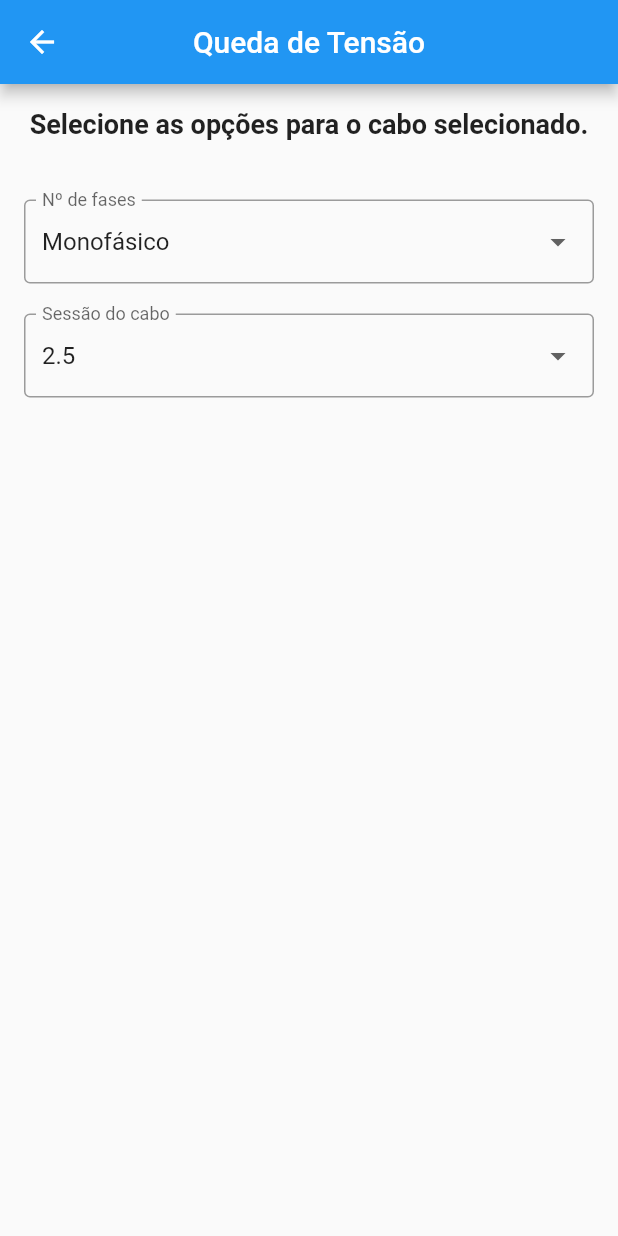
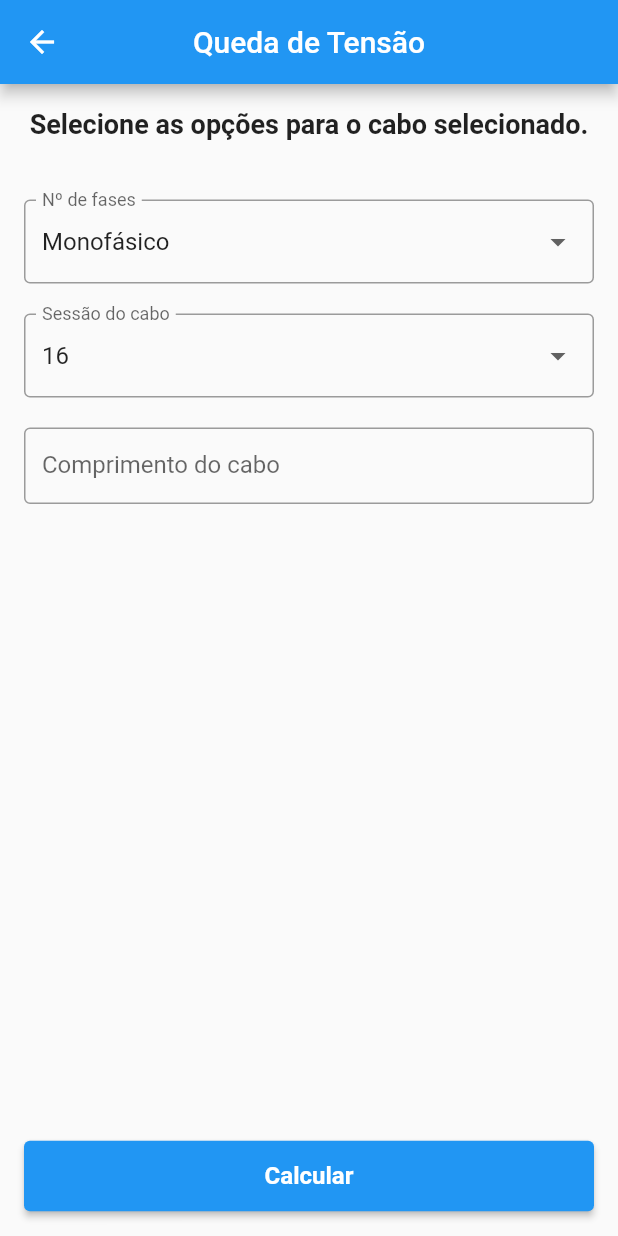
Before and after one commit to Henrique523/queda_tensao, a Flutter app: the screen it shows after launch, after a tap on "Selecionar", after a tap on "Próximo", on a phone screen of 412 x 824 dp. Run offline on Flutter 3.47's test engine with Material 2 defaults, Android fonts, the phone set to English and light mode, and no system bars.

Commit message:
continua desenvolvimento do app

```diff
--- a/lib/data/cables/aluminium.dart
+++ b/lib/data/cables/aluminium.dart
@@ -1,6 +1,6 @@
 import 'dart:math';
 
-final num cupperResistivity = 2.82 * pow(10, -8);
+final num alluminiumResistivity = 2.82 * pow(10, -8);
 
 final List<Map<String, dynamic>> infoDiameterCables = [
   {
--- a/lib/pages/cable_info.dart
+++ b/lib/pages/cable_info.dart
@@ -6,11 +6,31 @@ import 'package:queda_tensao/data/cables/aluminium.dart' as alluminium;
 import 'package:queda_tensao/data/cables/cupper.dart' as cupper;
 import 'package:queda_tensao/providers/calc_data.dart';
 
-class CableInfo extends StatelessWidget {
+class CableInfo extends StatefulWidget {
+  @override
+  _CableInfoState createState() => _CableInfoState();
+}
+
+class _CableInfoState extends State<CableInfo> {
+  bool _isLoading = false;
+
   List<String> cableSections(BuildContext context) {
     return Provider.of<CalcData>(context).cableType == CableType.CUPPER
-      ? alluminium.infoDiameterCables.map((item) => item['diameter'].toString()).toList()
-      : cupper.infoDiameterCables.map((item) => item['diameter'].toString()).toList();
+        ? cupper.infoDiameterCables
+            .map((item) => item['diameter'].toString())
+            .toList()
+        : alluminium.infoDiameterCables
+            .map((item) => item['diameter'].toString())
+            .toList();
+  }
+
+  void _calculate(BuildContext context) {
+    setState(() {
+      this._isLoading = !this._isLoading;
+    });
+
+    Provider.of<CalcData>(context, listen: false).calculateTensionFallPercentage();
+    return;
   }
 
   @override
@@ -50,6 +70,49 @@ class CableInfo extends StatelessWidget {
                 onChanged: calcData.setNumberOfPhases,
               ),
             ),
+            const SizedBox(height: 20),
+            Consumer<CalcData>(
+              builder: (ctx, calcData, child) => TextFormField(
+                initialValue: '',
+                decoration: InputDecoration(
+                  border: OutlineInputBorder(),
+                  floatingLabelBehavior: FloatingLabelBehavior.auto,
+                  labelText: 'Comprimento do cabo',
+                  isDense: true,
+                ),
+                keyboardType: TextInputType.numberWithOptions(
+                  decimal: true,
+                ),
+                textInputAction: TextInputAction.done,
+                onChanged: (value) =>
+                    calcData.setCableLength(value.isEmpty ? '0' : value),
+              ),
+            ),
+            Expanded(
+              child: Container(
+                child: _isLoading
+                  ? Center(
+                    child: CircularProgressIndicator(),
+                  )
+                  : null,
+              ),
+            ),
+            Container(
+              width: double.infinity,
+              child: ElevatedButton(
+                style: ElevatedButton.styleFrom(
+                  padding: const EdgeInsets.all(14),
+                ),
+                onPressed: () => _calculate(context),
+                child: const Text(
+                  'Calcular',
+                  style: const TextStyle(
+                    fontSize: 16,
+                    fontWeight: FontWeight.bold,
+                  ),
+                ),
+              ),
+            ),
           ],
         ),
       ),
--- a/lib/pages/select_cable.dart
+++ b/lib/pages/select_cable.dart
@@ -36,7 +36,7 @@ class SelectCable extends StatelessWidget {
               width: double.infinity,
               child: ElevatedButton(
                 style: ElevatedButton.styleFrom(
-                  padding: EdgeInsets.all(14),
+                  padding: const EdgeInsets.all(14),
                 ),
                 onPressed: () =>
                     Navigator.of(context).pushNamed(AppRoutes.CABLE_INFO),
--- a/lib/providers/calc_data.dart
+++ b/lib/providers/calc_data.dart
@@ -1,4 +1,6 @@
 import 'package:flutter/material.dart';
+import 'package:queda_tensao/data/cables/aluminium.dart' as alluminium;
+import 'package:queda_tensao/data/cables/cupper.dart' as cupper;
 
 enum CableType {
   CUPPER,
@@ -9,14 +11,20 @@ class CalcData with ChangeNotifier {
   CableType _cableType = CableType.CUPPER;
   String _numberOfPhases = 'Monofásico';
   String _cableSection = '2.5';
+  double _cableLength = 0;
+
+  double _tensionFallPercentage = 0;
 
   CableType get cableType => this._cableType;
   String get numberOfPhases => this._numberOfPhases;
   String get cableSection => this._cableSection;
+  double get cableLength => this._cableLength;
+  double get tensionFallPercentage => this._tensionFallPercentage;
 
   void setCableType(CableType cableType) {
     this._cableType = cableType;
-    print(this._cableType);
+    this._cableType == CableType.CUPPER ? setCableSection('2.5') : setCableSection('16');
+
     notifyListeners();
   }
 
@@ -27,5 +35,24 @@ class CalcData with ChangeNotifier {
 
   void setCableSection(String? value) {
     this._cableSection = value ?? '2.5';
+    notifyListeners();
+  }
+
+  void setCableLength(String value) {
+    this._cableLength = double.parse(value);
+    notifyListeners();
+  }
+
+  void calculateTensionFallPercentage() {
+    String _phasesNumber = numberOfPhases == 'Monofásico' ? 'twoChargedCircuits' : 'threeChargedCircuits';
+    int _acValue = cableType == CableType.ALLUMINIUM
+      ? alluminium.infoDiameterCables.firstWhere((element) => element['diameter'] == int.parse(cableSection))[_phasesNumber]
+      : cupper.infoDiameterCables.firstWhere((element) => element['diameter'] == int.parse(cableSection))[_phasesNumber];
+
+    final testNumber = double.tryParse(this.cableSection.toString());
+    num _resistivity = cableType == CableType.ALLUMINIUM ? alluminium.alluminiumResistivity : cupper.cupperResistivity;
+
+
+    print(_acValue);
   }
 }
```
